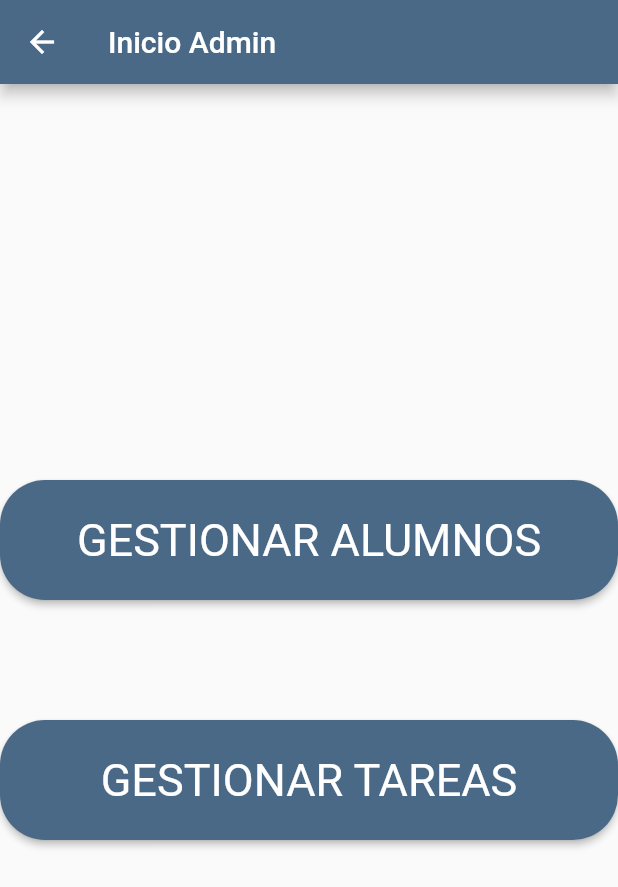
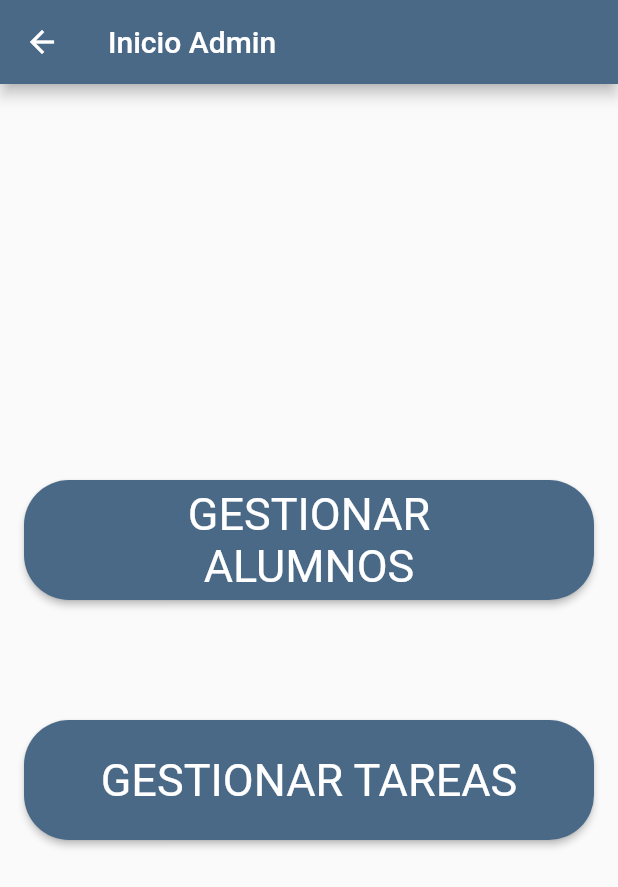
Before and after one commit to DGPAS/DGP_AS, a Flutter app: the InicioAdmin screen opened directly, on a phone screen of 412 x 824 dp. Shown: the top 887 px of the screen. Run offline on Flutter 3.47's test engine with Material 2 defaults, Android fonts, the phone set to English and light mode, and no system bars.

Commit message:
Arreglo de los paddings de inicio

```diff
--- a/Dability/lib/gestion_tareas.dart
+++ b/Dability/lib/gestion_tareas.dart
@@ -43,6 +43,7 @@ class _GestionTareasState extends State<GestionTareas> {
                   padding: EdgeInsets.symmetric(horizontal: 40), // Margen horizontal
                 ),
                 onPressed: () {
+                  // Irá a la pantalla de añadir tarea
                   // Navigator.push(
                   //   context,
                   //   MaterialPageRoute(builder: (context) => AddTask()),
--- a/Dability/lib/inicio_admin.dart
+++ b/Dability/lib/inicio_admin.dart
@@ -30,6 +30,7 @@ class _InicioAdminState extends State<InicioAdmin> {
           children: [
             Container(
                 //alignment: Alignment.center,
+                padding: EdgeInsets.symmetric(horizontal: 16.0),
                 child: ElevatedButton(
                   style: style,
                   onPressed: () {
@@ -42,6 +43,7 @@ class _InicioAdminState extends State<InicioAdmin> {
             SizedBox(height: 80,),
             Container(
                 //alignment: Alignment.center,
+                padding: EdgeInsets.symmetric(horizontal: 16.0),
                 child: ElevatedButton(
                   style: style,
                   onPressed: () {
```
